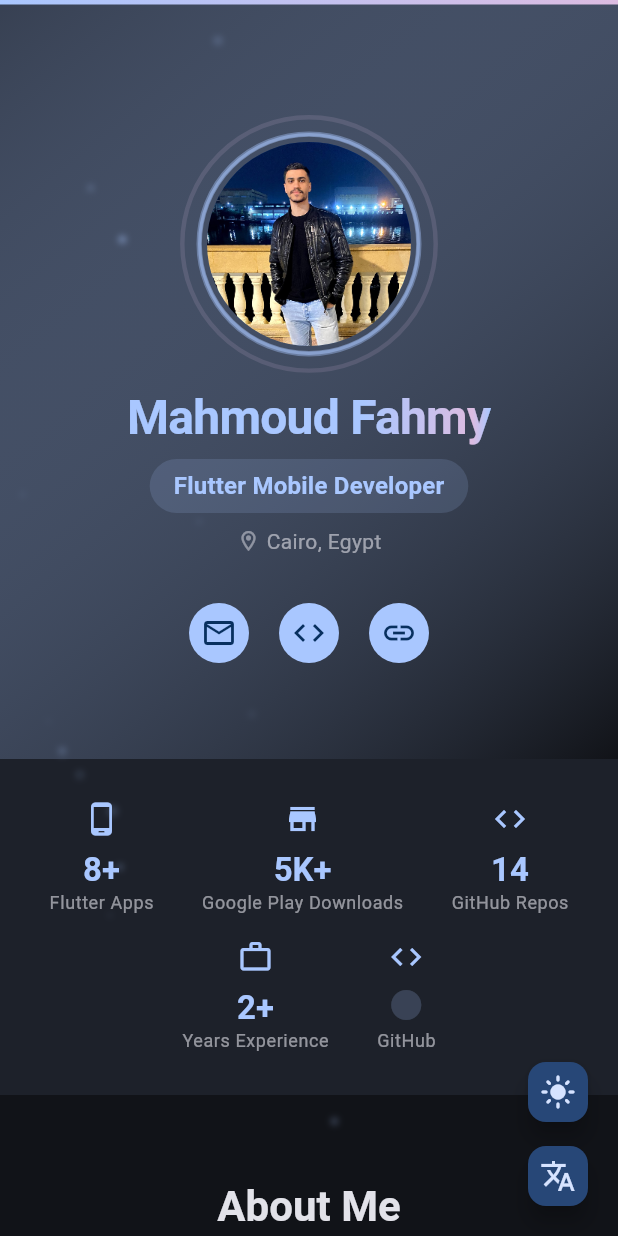
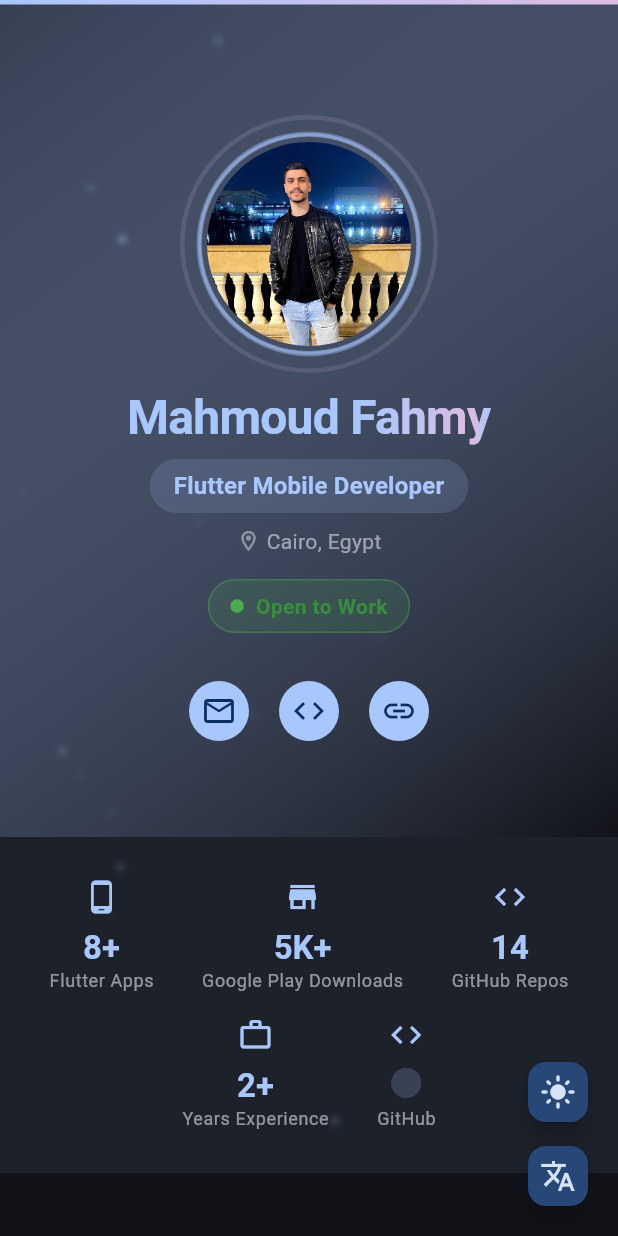
Before and after one commit to Mahmoudfahmy616572/My_protfolio, a Flutter app: the screen it shows after launch, on a phone screen of 412 x 824 dp. Run offline on Flutter 3.47's test engine with Material 3 defaults, Android fonts, the phone set to English and light mode, and no system bars; missing offline and left inert: dart:html; network calls fail.

Commit message:
Add 'Open to Work' availability badge in header

```diff
--- a/lib/localization.dart
+++ b/lib/localization.dart
@@ -9,6 +9,7 @@ class AppLocalizations {
     'name': 'Mahmoud Fahmy',
     'title': 'Flutter Mobile Developer',
     'location': 'Cairo, Egypt',
+    'open_to_work': 'Open to Work',
     'about_me': 'About Me',
     'about_text':
         'I am a passionate Flutter mobile developer with experience in building cross-platform applications. I specialize in creating clean, efficient, and user-friendly mobile apps using Flutter and Dart. I have worked on various projects including e-commerce apps, audio streaming apps, and logistics solutions.',
@@ -66,6 +67,7 @@ class AppLocalizations {
     'name': 'محمود فهمي',
     'title': 'مطور تطبيقات فلاتر',
     'location': 'القاهرة، مصر',
+    'open_to_work': 'متاح للعمل',
     'about_me': 'عنّي',
     'about_text':
         'أنا مطور تطبيقات فلاتر شغوف ببناء تطبيقات متعددة المنصات. أتخصص في إنشاء تطبيقات جوال نظيفة وفعالة وسهلة الاستخدام باستخدام Flutter و Dart. عملت على مشاريع متنوعة تشمل تطبيقات التجارة الإلكترونية وتطبيقات بث الموسيقى وحلول الشحن واللوجستيات.',
--- a/lib/screens/home_page.dart
+++ b/lib/screens/home_page.dart
@@ -363,6 +363,8 @@ class _HeaderSection extends StatelessWidget {
                 ],
               ),
             ),
+            const SizedBox(height: 16),
+            _OpenToWorkBadge(),
             const SizedBox(height: 28),
             Row(
               mainAxisAlignment: MainAxisAlignment.center,
@@ -1611,6 +1613,84 @@ class _FloatingWidgetState extends State<_FloatingWidget>
   }
 }
 
+class _OpenToWorkBadge extends StatefulWidget {
+  const _OpenToWorkBadge();
+
+  @override
+  State<_OpenToWorkBadge> createState() => _OpenToWorkBadgeState();
+}
+
+class _OpenToWorkBadgeState extends State<_OpenToWorkBadge>
+    with SingleTickerProviderStateMixin {
+  late final AnimationController _controller;
+  late final Animation<double> _opacity;
+
+  @override
+  void initState() {
+    super.initState();
+    _controller = AnimationController(
+      vsync: this,
+      duration: const Duration(seconds: 1),
+    )..repeat(reverse: true);
+    _opacity = Tween<double>(begin: 1.0, end: 0.3).animate(
+      CurvedAnimation(parent: _controller, curve: Curves.easeInOutSine),
+    );
+  }
+
+  @override
+  void dispose() {
+    _controller.dispose();
+    super.dispose();
+  }
+
+  @override
+  Widget build(BuildContext context) {
+    final theme = Theme.of(context);
+    final t = AppLocalizations.of(context);
+    final isDark = theme.brightness == Brightness.dark;
+    return Container(
+      padding: const EdgeInsets.symmetric(horizontal: 14, vertical: 7),
+      decoration: BoxDecoration(
+        borderRadius: BorderRadius.circular(20),
+        color: isDark
+            ? Colors.green.withValues(alpha: 0.15)
+            : Colors.green.withValues(alpha: 0.12),
+        border: Border.all(
+          color: Colors.green.withValues(alpha: 0.4),
+          width: 1,
+        ),
+      ),
+      child: Row(
+        mainAxisSize: MainAxisSize.min,
+        children: [
+          AnimatedBuilder(
+            animation: _controller,
+            builder: (context, _) => Opacity(
+              opacity: _opacity.value,
+              child: Container(
+                width: 9,
+                height: 9,
+                decoration: const BoxDecoration(
+                  color: Colors.green,
+                  shape: BoxShape.circle,
+                ),
+              ),
+            ),
+          ),
+          const SizedBox(width: 8),
+          Text(
+            t.tr('open_to_work'),
+            style: theme.textTheme.bodyMedium?.copyWith(
+              color: Colors.green.shade700,
+              fontWeight: FontWeight.w600,
+            ),
+          ),
+        ],
+      ),
+    );
+  }
+}
+
 class _GradientText extends StatefulWidget {
   final String text;
   final TextStyle? style;
```
